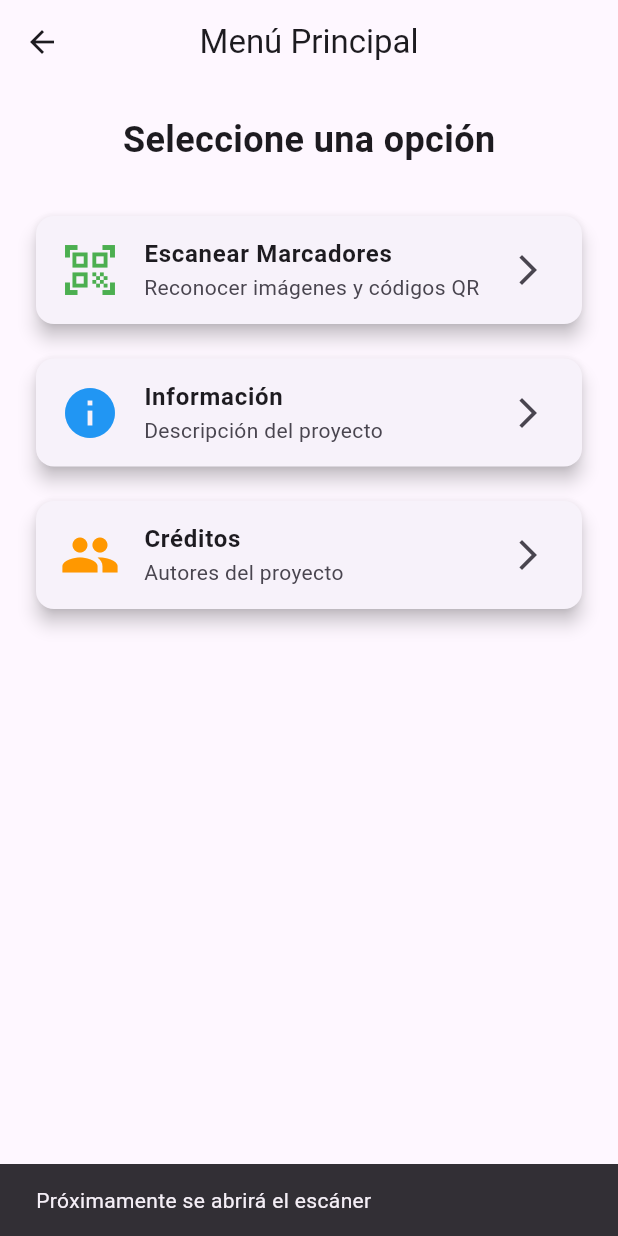
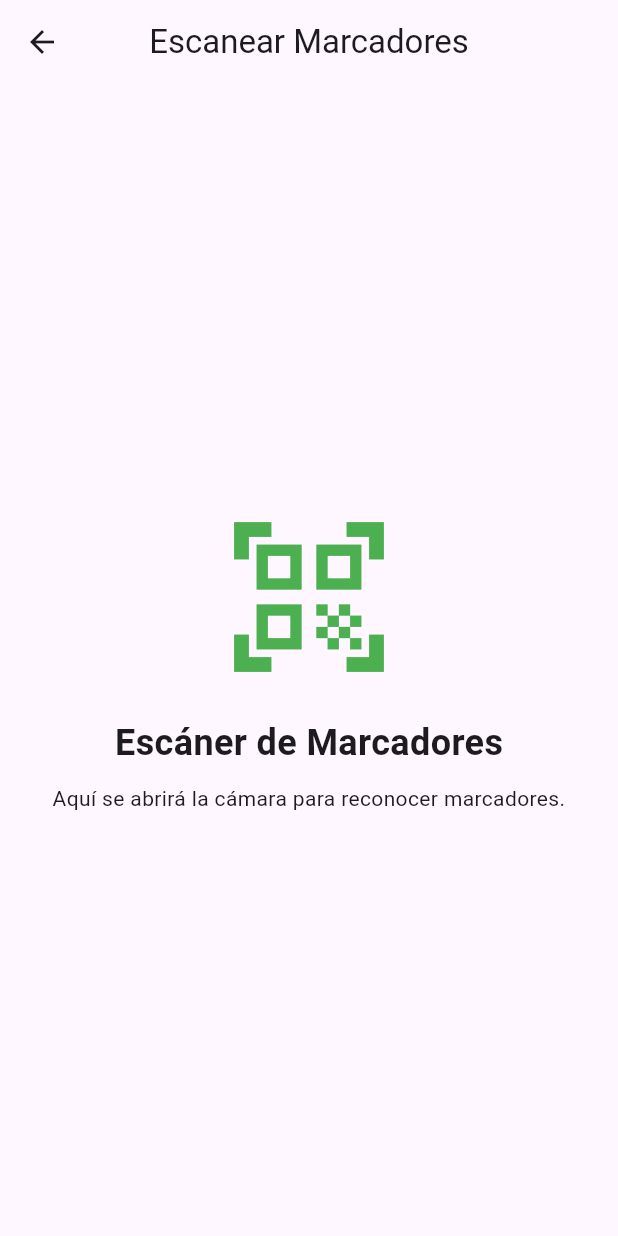
Before and after one commit to mtzzzleider580-a11y/Realidad_max.3D, a Flutter app: the MenuScreen screen opened directly, after a tap on "Escanear Marcadores", on a phone screen of 412 x 824 dp. Run offline on Flutter 3.47's test engine with Material 3 defaults, Android fonts, the phone set to English and light mode, and no system bars.

Commit message:
feat:conexion de la pantalla scanner a menu exitosa

```diff
--- a/lib/screens/menu_screen.dart
+++ b/lib/screens/menu_screen.dart
@@ -5,6 +5,8 @@ import 'package:flutter/material.dart';
 import 'credits_screen.dart';
 // Importa la pantalla de información
 import 'info_screen.dart';
+// importa la pantalla del escáner
+import 'scanner_screen.dart';
 
 // Pantalla principal del menú
 class MenuScreen extends StatelessWidget {
@@ -64,14 +66,13 @@ class MenuScreen extends StatelessWidget {
                 trailing: const Icon(Icons.arrow_forward_ios),
 
                 onTap: () {
-                  ScaffoldMessenger.of(context).showSnackBar(
-                    const SnackBar(
-                      content: Text(
-                        "Próximamente se abrirá el escáner",
-                      ),
-                    ),
-                  );
-                },
+  Navigator.push(
+    context,
+    MaterialPageRoute(
+      builder: (context) => const ScannerScreen(),
+    ),
+  );
+},
               ),
             ),
 
--- a/lib/screens/scanner_screen.dart
+++ b/lib/screens/scanner_screen.dart
@@ -0,0 +1,54 @@
+// Importa los componentes visuales de Flutter
+import 'package:flutter/material.dart';
+
+// Pantalla del escáner
+class ScannerScreen extends StatelessWidget {
+  // Constructor
+  const ScannerScreen({super.key});
+
+  @override
+  Widget build(BuildContext context) {
+    return Scaffold(
+      // Barra superior
+      appBar: AppBar(
+        title: const Text("Escanear Marcadores"),
+        centerTitle: true,
+      ),
+
+      // Contenido principal
+      body: Center(
+        child: Column(
+          mainAxisAlignment: MainAxisAlignment.center,
+
+          children: [
+            // Icono representativo
+            const Icon(
+              Icons.qr_code_scanner,
+              size: 120,
+              color: Colors.green,
+            ),
+
+            const SizedBox(height: 20),
+
+            // Título
+            const Text(
+              "Escáner de Marcadores",
+              style: TextStyle(
+                fontSize: 24,
+                fontWeight: FontWeight.bold,
+              ),
+            ),
+
+            const SizedBox(height: 10),
+
+            // Descripción
+            const Text(
+              "Aquí se abrirá la cámara para reconocer marcadores.",
+              textAlign: TextAlign.center,
+            ),
+          ],
+        ),
+      ),
+    );
+  }
+}
```
